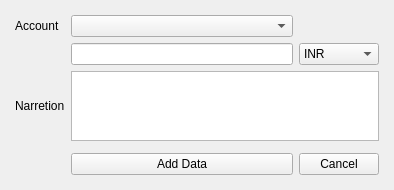
This is Resources/Ui/RecieptEntry.ui in Darshitjivani/MBAS as Qt 5 draws it before an edit. The edited form follows.
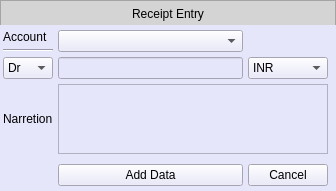
This is the edited form.

Diff of the .ui file:
```diff
--- a/Resources/Ui/RecieptEntry.ui
+++ b/Resources/Ui/RecieptEntry.ui
@@ -6,8 +6,8 @@
    <rect>
     <x>0</x>
     <y>0</y>
-    <width>394</width>
-    <height>188</height>
+    <width>336</width>
+    <height>190</height>
    </rect>
   </property>
   <property name="windowTitle">
@@ -20,8 +20,107 @@
    <property name="styleSheet">
     <string notr="true"/>
    </property>
+   <layout class="QGridLayout" name="gridLayout_2">
+    <property name="leftMargin">
+     <number>0</number>
+    </property>
+    <property name="topMargin">
+     <number>0</number>
+    </property>
+    <property name="rightMargin">
+     <number>0</number>
+    </property>
+    <property name="bottomMargin">
+     <number>0</number>
+    </property>
+    <property name="spacing">
+     <number>0</number>
+    </property>
+    <item row="0" column="0">
+     <widget class="QFrame" name="fheader">
+      <property name="minimumSize">
+       <size>
+        <width>0</width>
+        <height>25</height>
+       </size>
+      </property>
+      <property name="styleSheet">
+       <string notr="true">background-color: rgb(212, 212, 212);
+font: 63 11pt &quot;Segoe UI Semibold&quot;;
+color:#000000</string>
+      </property>
+      <property name="frameShape">
+       <enum>QFrame::StyledPanel</enum>
+      </property>
+      <property name="frameShadow">
+       <enum>QFrame::Raised</enum>
+      </property>
+      <layout class="QGridLayout" name="gridLayout_3">
+       <property name="leftMargin">
+        <number>0</number>
+       </property>
+       <property name="topMargin">
+        <number>0</number>
+       </property>
+       <property name="rightMargin">
+        <number>0</number>
+       </property>
+       <property name="bottomMargin">
+        <number>0</number>
+       </property>
+       <property name="spacing">
+        <number>0</number>
+       </property>
+       <item row="0" column="0">
+        <widget class="QLabel" name="label_3">
+         <property name="minimumSize">
+          <size>
+           <width>0</width>
+           <height>25</height>
+          </size>
+         </property>
+         <property name="text">
+          <string>Receipt Entry</string>
+         </property>
+         <property name="alignment">
+          <set>Qt::AlignCenter</set>
+         </property>
+        </widget>
+       </item>
+      </layout>
+     </widget>
+    </item>
+    <item row="1" column="0">
+     <widget class="QWidget" name="widget" native="true">
+      <property name="styleSheet">
+       <string notr="true">QWidget{
+	background-color: rgb(230, 230, 250);
+}
+
+QPushButton:hover {
+  border-radius: 05px;
+  color:#000000;
+  background-color:#9BA4B5;
+  border: 0px solid ;
+}</string>
+      </property>
    <layout class="QGridLayout" name="gridLayout">
-    <item row="0" column="2">
+       <property name="leftMargin">
+        <number>3</number>
+       </property>
+       <property name="topMargin">
+        <number>0</number>
+       </property>
+       <property name="rightMargin">
+        <number>3</number>
+       </property>
+       <property name="bottomMargin">
+        <number>0</number>
+       </property>
+       <property name="spacing">
+        <number>5</number>
+       </property>
+       <item row="0" column="1">
      <widget class="Line" name="line_5">
       <property name="styleSheet">
        <string notr="true">background-color: transparent</string>
@@ -32,30 +131,44 @@
      </widget>
     </item>
     <item row="1" column="0">
-     <widget class="Line" name="line">
-      <property name="orientation">
-       <enum>Qt::Horizontal</enum>
-      </property>
-     </widget>
-    </item>
-    <item row="1" column="1">
      <widget class="QLabel" name="label">
       <property name="text">
        <string>Account</string>
       </property>
      </widget>
     </item>
-    <item row="1" column="2">
+       <item row="1" column="1" rowspan="2">
      <widget class="QComboBox" name="cbAccountName"/>
     </item>
-    <item row="2" column="2">
+       <item row="2" column="0">
+        <widget class="Line" name="line">
+         <property name="orientation">
+          <enum>Qt::Horizontal</enum>
+         </property>
+        </widget>
+       </item>
+       <item row="3" column="0">
+        <widget class="QComboBox" name="cbDrCr">
+         <item>
+          <property name="text">
+           <string>Dr</string>
+          </property>
+         </item>
+         <item>
+          <property name="text">
+           <string>Cr</string>
+          </property>
+         </item>
+        </widget>
+       </item>
+       <item row="3" column="1">
      <widget class="QLineEdit" name="leAmount">
       <property name="placeholderText">
        <string/>
       </property>
      </widget>
     </item>
-    <item row="2" column="3">
+       <item row="3" column="2">
      <widget class="QComboBox" name="cbCurrency">
       <item>
        <property name="text">
@@ -76,28 +189,17 @@
       </property>
      </widget>
     </item>
-    <item row="3" column="1">
+       <item row="4" column="0">
      <widget class="QLabel" name="label_2">
       <property name="text">
        <string>Narretion</string>
       </property>
      </widget>
     </item>
-    <item row="3" column="2" colspan="2">
-     <widget class="QTextBrowser" name="tbNarretion">
-      <property name="html">
-       <string>&lt;!DOCTYPE HTML PUBLIC &quot;-//W3C//DTD HTML 4.0//EN&quot; &quot;http://www.w3.org/TR/REC-html40/strict.dtd&quot;&gt;
-&lt;html&gt;&lt;head&gt;&lt;meta name=&quot;qrichtext&quot; content=&quot;1&quot; /&gt;&lt;style type=&quot;text/css&quot;&gt;
-p, li { white-space: pre-wrap; }
-&lt;/style&gt;&lt;/head&gt;&lt;body style=&quot; font-family:'MS Shell Dlg 2'; font-size:8.25pt; font-weight:400; font-style:normal;&quot;&gt;
-&lt;p style=&quot;-qt-paragraph-type:empty; margin-top:0px; margin-bottom:0px; margin-left:0px; margin-right:0px; -qt-block-indent:0; text-indent:0px;&quot;&gt;&lt;br /&gt;&lt;/p&gt;&lt;/body&gt;&lt;/html&gt;</string>
-      </property>
-      <property name="textInteractionFlags">
-       <set>Qt::LinksAccessibleByKeyboard|Qt::LinksAccessibleByMouse|Qt::TextBrowserInteraction|Qt::TextEditable|Qt::TextEditorInteraction|Qt::TextSelectableByKeyboard|Qt::TextSelectableByMouse</set>
-      </property>
-     </widget>
-    </item>
-    <item row="4" column="2">
+       <item row="4" column="1" colspan="2">
+        <widget class="QTextBrowser" name="tbNarretion"/>
+       </item>
+       <item row="5" column="1">
      <widget class="Line" name="line_4">
       <property name="styleSheet">
        <string notr="true">background-color: transparent</string>
@@ -107,7 +209,7 @@
       </property>
      </widget>
     </item>
-    <item row="5" column="2">
+       <item row="6" column="1">
      <widget class="QPushButton" name="pdAddRaw">
       <property name="text">
        <string>Add Data</string>
@@ -117,17 +219,14 @@
       </property>
      </widget>
     </item>
-    <item row="5" column="3">
+       <item row="6" column="2">
      <widget class="QPushButton" name="pbcancel">
       <property name="text">
        <string>Cancel</string>
       </property>
-      <property name="shortcut">
-       <string>Esc</string>
-      </property>
-     </widget>
-    </item>
-    <item row="6" column="2">
+        </widget>
+       </item>
+       <item row="7" column="1">
      <widget class="Line" name="line_3">
       <property name="styleSheet">
        <string notr="true">background-color: transparent</string>
@@ -139,15 +238,10 @@
     </item>
    </layout>
   </widget>
- </widget>
- <tabstops>
-  <tabstop>cbAccountName</tabstop>
-  <tabstop>leAmount</tabstop>
-  <tabstop>cbCurrency</tabstop>
-  <tabstop>tbNarretion</tabstop>
-  <tabstop>pdAddRaw</tabstop>
-  <tabstop>pbcancel</tabstop>
- </tabstops>
+    </item>
+   </layout>
+  </widget>
+ </widget>
  <resources/>
  <connections/>
 </ui>
```
Left out of the diff: 4 changed lines with no effect on the pictures. Lines whose indentation alone changed are shown as unchanged.
